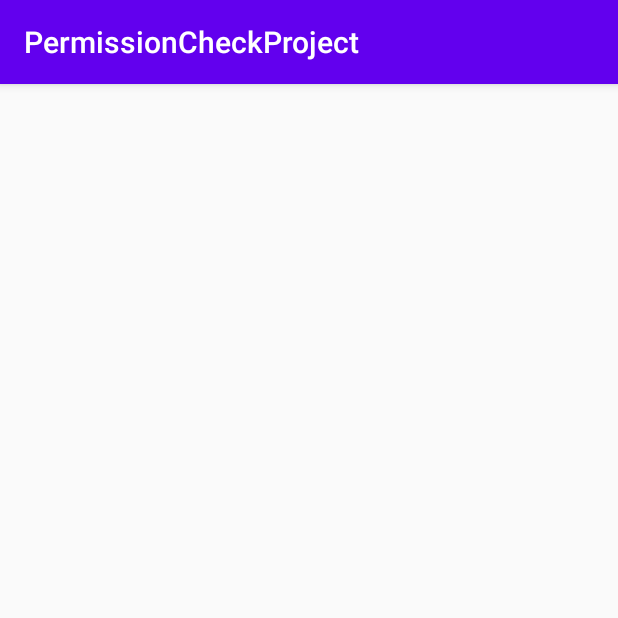
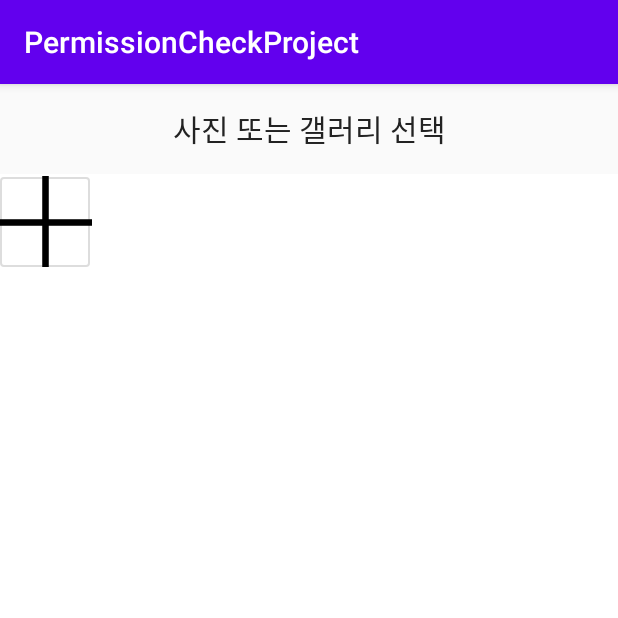
Before and after one commit to olivia-soy/PermissionCheckProject, an Android app: the screen it shows after launch (MainActivity), on a phone screen of 412 x 824 dp, the top half of it. Run offline under Robolectric (Android 15) with nearby library versions, the phone set to English and light mode, and no system bars.

Commit message:
- add permission check rxImagePicker

```diff
--- a/app/build.gradle
+++ b/app/build.gradle
@@ -43,4 +43,7 @@ dependencies {
     implementation 'io.reactivex.rxjava2:rxjava:2.1.7'
     implementation 'io.reactivex.rxjava2:rxandroid:2.0.1'
     implementation 'io.reactivex.rxjava2:rxkotlin:2.4.0'
+
+    // Glide
+    implementation 'com.github.bumptech.glide:glide:4.11.0'
 }
--- /dev/null
+++ b/app/src/main/java/net/soy/permissioncheckproject/AddImageAdapter.kt
@@ -0,0 +1,94 @@
+package net.soy.permissioncheckproject
+
+import android.content.Context
+import androidx.fragment.app.Fragment
+import android.util.Log
+import android.view.LayoutInflater
+import android.view.View
+import android.view.ViewGroup
+import android.widget.ImageView
+import com.bumptech.glide.Glide
+import net.soy.permissioncheckproject.base.BaseAdapter
+import net.soy.permissioncheckproject.base.BaseItem
+import net.soy.permissioncheckproject.base.BaseViewHolder
+
+class AddImageAdapter(private val mFragment: Fragment, context: Context): BaseAdapter<BaseItem>(context) {
+
+    companion object {
+        private val TAG = AddImageAdapter::class.java.simpleName
+        const val VIEW_IMAGE_ADD: Int = 1000
+        const val VIEW_IMAGE: Int = 1001
+        const val VIEW_TYPE_MORE: Int = 1002
+    }
+    var imgUrlList : ArrayList<String>? = null
+
+    override fun onCreateCustomholder(parent: ViewGroup, viewType: Int): BaseViewHolder<*>? {
+        return when(viewType){
+            VIEW_IMAGE_ADD -> {
+                ImageAddViewHolder(this, LayoutInflater.from(parent.context).inflate(R.layout.item_image_add, parent, false))
+            }
+            VIEW_IMAGE -> {
+                ImageViewHolder(this, LayoutInflater.from(parent.context).inflate(R.layout.item_image_delete, parent, false))
+            }
+            else -> null
+        }
+    }
+
+    fun init(){
+        Log.w(TAG, "init()")
+        imgUrlList = ArrayList()
+        clear()
+        addItem(RecyclerItem(VIEW_IMAGE_ADD, ""))
+        notifyDataSetChanged()
+    }
+
+    fun addImage(imgUrl: String?){
+        Log.w(TAG,"addImage(), imgUrl : $imgUrl")
+        imgUrlList?.add(imgUrl?:"")
+        addItem(RecyclerItem(VIEW_IMAGE, imgUrl))
+        notifyDataSetChanged()
+    }
+
+    fun removeImage(position: Int){
+        Log.w(TAG,"removeItem(), position : $position")
+        imgUrlList?.removeAt(position-1)
+        removeItem(position)
+        notifyDataSetChanged()
+    }
+
+
+    class ImageViewHolder(adapter: BaseAdapter<*>, itemView: View): BaseViewHolder<RecyclerItem>(adapter, itemView){
+
+        private var ivImage: ImageView = itemView.findViewById(R.id.iv_image)
+        private var ivImageDelete: ImageView = itemView.findViewById(R.id.iv_image_delete)
+        private var mFragment = (adapter is AddImageAdapter).run{(adapter as AddImageAdapter).mFragment}
+
+        override fun onBindView(item: RecyclerItem?, position: Int) {
+            super.onBindView(item, position)
+            Glide.with(mFragment).load(item?.title).into(ivImage)
+            ivImageDelete.setOnClickListener {
+                if(mFragment is GalleryOrCameraFragment) {
+                    (mFragment as GalleryOrCameraFragment).mAddImageAdapter?.removeImage(position)
+                }
+            }
+        }
+    }
+
+    class ImageAddViewHolder(adapter: BaseAdapter<*>, itemView: View): BaseViewHolder<RecyclerItem>(adapter, itemView){
+
+        private var ivImage: ImageView = itemView.findViewById(R.id.iv_image)
+
+        private var mFragment = (adapter is AddImageAdapter).run{(adapter as AddImageAdapter).mFragment}
+
+        override fun onBindView(item: RecyclerItem?, position: Int) {
+            super.onBindView(item, position)
+
+            ivImage.setOnClickListener {
+                if(mFragment is GalleryOrCameraFragment) {
+                    (mFragment as GalleryOrCameraFragment).showSelectAlert()
+                }
+            }
+
+        }
+    }
+}
--- a/app/src/main/java/net/soy/permissioncheckproject/GalleryOrCameraFragment.kt
+++ b/app/src/main/java/net/soy/permissioncheckproject/GalleryOrCameraFragment.kt
@@ -6,8 +6,9 @@ import android.util.Log
 import android.view.LayoutInflater
 import android.view.View
 import android.view.ViewGroup
-import android.widget.Toast
 import androidx.fragment.app.Fragment
+import androidx.recyclerview.widget.LinearLayoutManager
+import kotlinx.android.synthetic.main.fragment_gallery_or_camera.*
 import net.soy.permissioncheckproject.permission.PermissionCheck
 import net.soy.permissioncheckproject.rxImagePicker.RxImageConverters
 import net.soy.permissioncheckproject.rxImagePicker.RxImagePicker
@@ -19,6 +20,8 @@ class GalleryOrCameraFragment : Fragment() {
         private val TAG = GalleryOrCameraFragment::class.java.simpleName
     }
     private var mPermissionCheck: PermissionCheck? = null
+    var mAddImageAdapter: AddImageAdapter? = null
+    private var mHorizontalLayoutManager : LinearLayoutManager? = null
 
     override fun onViewCreated(view: View, savedInstanceState: Bundle?) {
         super.onViewCreated(view, savedInstanceState)
@@ -30,10 +33,9 @@ class GalleryOrCameraFragment : Fragment() {
         container: ViewGroup?,
         savedInstanceState: Bundle?
     ): View? {
-        return inflater.inflate(R.layout.activity_main, container, false) }
+        return inflater.inflate(R.layout.fragment_gallery_or_camera, container, false) }
 
     private fun init() {
-
         //[permission Check]
         mPermissionCheck = fragmentManager?.let {
             context?.let { context ->
@@ -45,12 +47,28 @@ class GalleryOrCameraFragment : Fragment() {
                     override fun onSuccess(permission: String) {
                         when(permission){
                             Manifest.permission.CAMERA -> pickImageFromSource(Sources.CAMERA)
+                            //multi select gallery 를 원할경우 Source.MULTI_GALLERY 로 변경
                             Manifest.permission.READ_EXTERNAL_STORAGE -> pickImageFromSource(Sources.GALLERY)
                         }
                     }
                 }, context)
             }
         }
+
+        context?.let{mAddImageAdapter = AddImageAdapter(this, it)}
+        mHorizontalLayoutManager = LinearLayoutManager(context, LinearLayoutManager.HORIZONTAL, false)
+        rv_thumbnail.layoutManager = mHorizontalLayoutManager
+        rv_thumbnail.adapter = mAddImageAdapter
+
+        mAddImageAdapter?.init()
+    }
+
+    /**
+     * 갤러리, 사진촬영 선택 alert
+     */
+    fun showSelectAlert(){
+        Log.w(TAG, "showSelectAlert()")
+        mPermissionCheck?.cameraOrGallerySelectAlert()
     }
 
     //[RxImagePicker]
@@ -59,21 +77,23 @@ class GalleryOrCameraFragment : Fragment() {
             when (source) {
                 Sources.MULTI_GALLERY -> {
                     RxImagePicker.with(fragmentManager).requestMultipleImages()
-                        .flatMap { uri ->
-                            context?.let{context -> RxImageConverters.uriToBitmap(context, uri)}
-                        }
+                            // convert 과정이 필요할 경우 fltMap 사용
+//                        .flatMap { uri ->
+//                            context?.let{context -> RxImageConverters.uriToBitmap(context, uri)}
+//                        }
                         .subscribe({
                             for(i in it.indices){
-//                                requestInquiryImageUploads(it[i])
+                                mAddImageAdapter?.addImage(it[i].toString())
                             }
                         }, {
                         })
                 } else -> {
                 RxImagePicker.with(fragmentManager).requestImage(source)
-                    .flatMap { uri ->
-                        context?.let { RxImageConverters.uriToBitmap(source, it, uri) }
-                    }
+//                    .flatMap { uri ->
+//                        context?.let { RxImageConverters.uriToBitmap(source, it, uri) }
+//                    }
                     .subscribe({
+                        mAddImageAdapter?.addImage(it.toString())
 //                        requestInquiryImageUploads(it)
                     }, {
                     })
--- /dev/null
+++ b/app/src/main/java/net/soy/permissioncheckproject/RecyclerItem.kt
@@ -0,0 +1,6 @@
+package net.soy.permissioncheckproject
+
+import net.soy.permissioncheckproject.base.BaseItem
+
+class RecyclerItem @JvmOverloads constructor(viewType: Int = 0, var title: String?) : BaseItem(viewType){
+}
--- /dev/null
+++ b/app/src/main/java/net/soy/permissioncheckproject/base/BaseAdapter.kt
@@ -0,0 +1,57 @@
+package net.soy.permissioncheckproject.base
+
+import android.content.Context
+import android.view.View
+import android.view.ViewGroup
+import androidx.recyclerview.widget.RecyclerView
+import kotlin.math.min
+
+abstract class BaseAdapter<T: BaseItem>(val context: Context): RecyclerView.Adapter<BaseViewHolder<T>>() {
+
+    var items: MutableList<T>? = null
+        set(value) {
+            field = value
+            notifyDataSetChanged()
+        }
+
+    override fun getItemCount(): Int {
+        return items?.size?:0
+    }
+
+    abstract fun onCreateCustomholder(parent: ViewGroup, viewType: Int): BaseViewHolder<*>?
+
+    @Suppress("UNCHECKED_CAST")
+    override fun onCreateViewHolder(parent: ViewGroup, viewType: Int): BaseViewHolder<T> {
+        return onCreateCustomholder(parent, viewType) as BaseViewHolder<T>
+    }
+    override fun onBindViewHolder(holder: BaseViewHolder<T>, position: Int) {
+        holder.onBindView(getItem(position), position)
+    }
+
+    override fun getItemViewType(position: Int): Int {
+        return getItem(position)?.viewType?:0
+    }
+
+    private fun getItem(position: Int): T? {
+        return if(itemCount > position) items?.get(position) else null
+    }
+
+    fun addItem(item: T){
+        addItem(Integer.MAX_VALUE, item)
+    }
+    fun addItem(getPosition: Int? = Int.MAX_VALUE, item: T){
+        if(items == null) items = ArrayList()
+        val position = min(getPosition?:0, items?.size?:0)
+        val mergeItems = ArrayList(items!!)
+        mergeItems.add(position, item)
+        items = mergeItems
+    }
+
+    fun removeItem(position: Int){
+        items?.removeAt(position)
+    }
+
+    fun clear(){
+        items?.clear()
+    }
+}
--- /dev/null
+++ b/app/src/main/java/net/soy/permissioncheckproject/base/BaseItem.kt
@@ -0,0 +1,3 @@
+package net.soy.permissioncheckproject.base
+
+open class BaseItem @JvmOverloads constructor(var viewType: Int)
--- /dev/null
+++ b/app/src/main/java/net/soy/permissioncheckproject/base/BaseViewHolder.kt
@@ -0,0 +1,16 @@
+package net.soy.permissioncheckproject.base
+
+import android.content.Context
+import android.view.View
+import androidx.recyclerview.widget.RecyclerView
+import org.jetbrains.annotations.NotNull
+
+abstract class BaseViewHolder<T>(val adapter: BaseAdapter<*>?, itemView: View): RecyclerView.ViewHolder(itemView) {
+
+    val context: Context?
+        get() = adapter?.context
+
+    open fun onBindView(@NotNull item: T?, position: Int){
+
+    }
+}
--- a/app/src/main/java/net/soy/permissioncheckproject/constants/Constants.kt
+++ b/app/src/main/java/net/soy/permissioncheckproject/constants/Constants.kt
@@ -1,6 +1,7 @@
 package net.soy.permissioncheckproject.constants
 
-import io.reactivex.android.BuildConfig
+import net.soy.permissioncheckproject.BuildConfig
+
 
 interface Constants {
     companion object {
--- /dev/null
+++ b/app/src/main/res/drawable-v24/rect_round_stroke_2_1dp_dddddd.xml
@@ -0,0 +1,13 @@
+<?xml version="1.0" encoding="utf-8"?>
+<shape
+    xmlns:android="http://schemas.android.com/apk/res/android"
+    android:shape="rectangle">
+
+    <stroke
+        android:width="1dp"
+        android:color="#DDDDDD"/>
+
+    <corners
+        android:radius="2dp"/>
+
+</shape>
--- a/app/src/main/res/layout/activity_main.xml
+++ b/app/src/main/res/layout/activity_main.xml
@@ -9,6 +9,7 @@
     <TextView
         android:id="@+id/tv_title"
         android:layout_height="60dp"
+        android:layout_width="match_parent"
         android:height="0dp"
         android:gravity="center"
         android:textSize="20dp"
--- /dev/null
+++ b/app/src/main/res/layout/item_image_add.xml
@@ -0,0 +1,25 @@
+<?xml version="1.0" encoding="utf-8"?>
+
+<androidx.constraintlayout.widget.ConstraintLayout xmlns:android="http://schemas.android.com/apk/res/android"
+    xmlns:app="http://schemas.android.com/apk/res-auto"
+    android:layout_width="68dp"
+    android:layout_height="62dp"
+    android:background="#FFFFFF">
+
+    <ImageView
+        android:id="@+id/iv_image"
+        android:layout_width="60dp"
+        android:layout_height="60dp"
+        android:background="@drawable/rect_round_stroke_2_1dp_dddddd"
+        app:layout_constraintBottom_toBottomOf="parent"
+        app:layout_constraintLeft_toLeftOf="parent" />
+
+    <ImageView
+        android:layout_width="wrap_content"
+        android:layout_height="wrap_content"
+        android:src="@drawable/plus"
+        app:layout_constraintBottom_toBottomOf="@+id/iv_image"
+        app:layout_constraintLeft_toLeftOf="@+id/iv_image"
+        app:layout_constraintRight_toRightOf="@+id/iv_image"
+        app:layout_constraintTop_toTopOf="@+id/iv_image" />
+</androidx.constraintlayout.widget.ConstraintLayout>
--- /dev/null
+++ b/app/src/main/res/xml/file_paths.xml
@@ -0,0 +1,6 @@
+<?xml version="1.0" encoding="utf-8"?>
+<paths xmlns:android="http://schemas.android.com/apk/res/android">
+<external-path
+        name="external_files"
+        path="."/>
+</paths>
```
Also changed, not shown: app/src/main/AndroidManifest.xml (+10 -0 lines), app/src/main/res/layout/item_image_delete.xml (added, +23 -0 lines), app/src/main/res/drawable-v24/plus.png (added), app/src/main/res/drawable-v24/unchecked.png (added).
